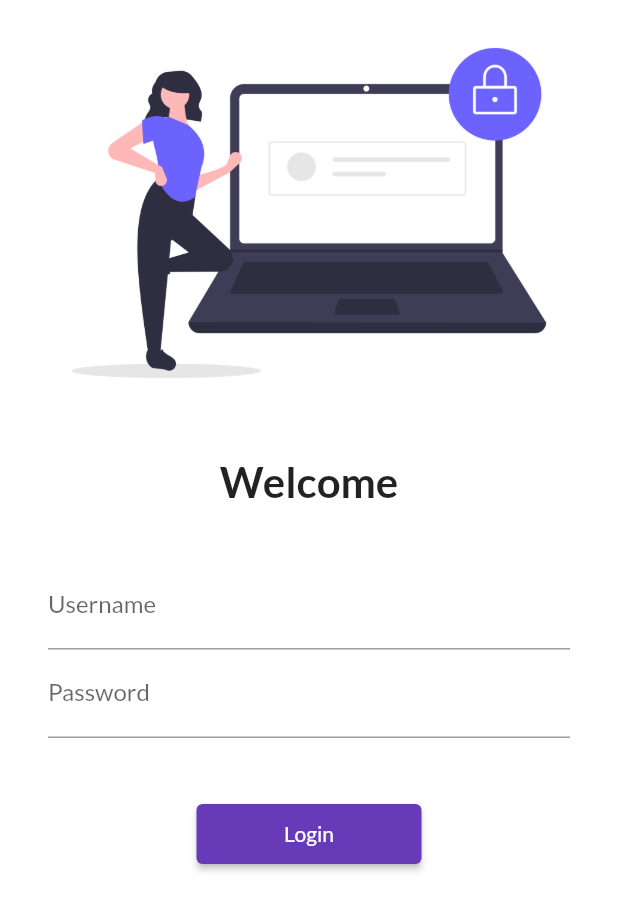
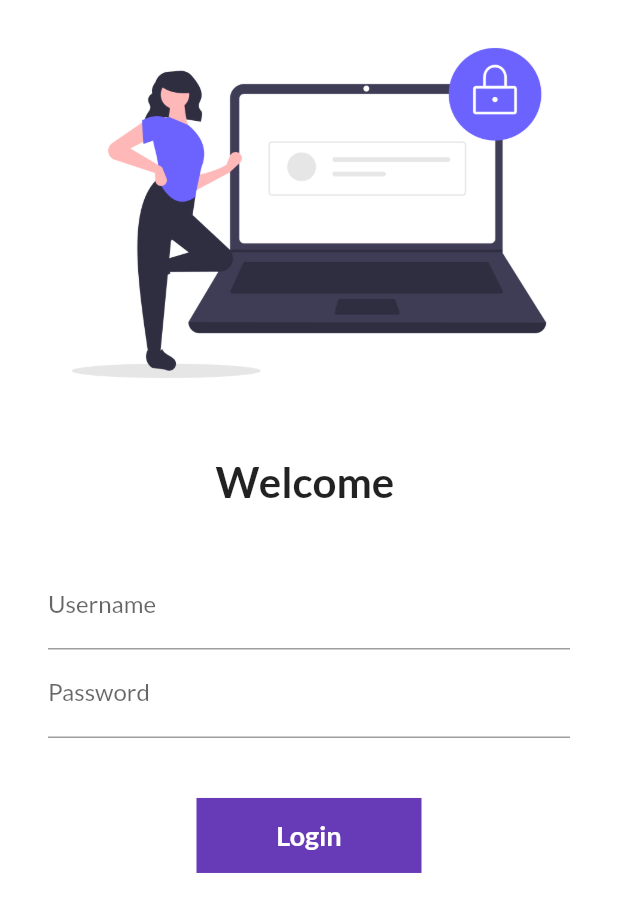
Before and after one commit to NikBoiiiii/Learning_Flutter, a Flutter app: the screen it shows after launch, on a phone screen of 412 x 824 dp. Shown: the top 912 px of the screen. Run offline on Flutter 3.47's test engine with Material 2 defaults, Android fonts, the phone set to English and light mode, and no system bars; our stand-ins replace google_fonts.

Commit message:
Day 6 Completed

```diff
--- a/lib/pages/login_page.dart
+++ b/lib/pages/login_page.dart
@@ -2,7 +2,15 @@ import "package:flutter/material.dart";
 
 import '../utils/routes.dart';
 
-class LoginPage extends StatelessWidget {
+class LoginPage extends StatefulWidget {
+  @override
+  State<LoginPage> createState() => _LoginPageState();
+}
+
+class _LoginPageState extends State<LoginPage> {
+  String name = "";
+  bool changeButton = false;
+
   @override
   Widget build(BuildContext context) {
     return Material(
@@ -18,7 +26,7 @@ class LoginPage extends StatelessWidget {
                 height: 20.0,
               ),
               Text(
-                "Welcome",
+                "Welcome $name",
                 style: TextStyle(
                   fontSize: 28,
                   fontWeight: FontWeight.bold,
@@ -37,6 +45,10 @@ class LoginPage extends StatelessWidget {
                         hintText: "Enter Username",
                         labelText: "Username",
                       ),
+                      onChanged: (value) {
+                        name = value;
+                        setState(() {});
+                      },
                     ),
                     TextFormField(
                       obscureText: true,
@@ -48,14 +60,51 @@ class LoginPage extends StatelessWidget {
                     SizedBox(
                       height: 40.0,
                     ),
-                    ElevatedButton(
-                        onPressed: () {
-                          Navigator.pushNamed(context, MyRoutes.homeRoute);
-                        },
-                        child: Text("Login"),
-                        style: TextButton.styleFrom(
-                          minimumSize: Size(150, 40),
-                        ))
+
+                    InkWell(
+                      onTap: () async {
+                        setState(() {
+                          changeButton = true;
+                        });
+
+                        await Future.delayed(Duration(seconds: 1));
+                        Navigator.pushNamed(context, MyRoutes.homeRoute);
+                      },
+                      child: AnimatedContainer(
+                        duration: Duration(seconds: 1),
+                        width: changeButton ? 50 : 150,
+                        height: 50,
+                        alignment: Alignment.center,
+                        child: changeButton
+                            ? Icon(
+                                Icons.done,
+                                color: Colors.white,
+                              )
+                            : Text(
+                                "Login",
+                                style: TextStyle(
+                                  color: Colors.white,
+                                  fontWeight: FontWeight.bold,
+                                  fontSize: 18,
+                                ),
+                              ),
+                        decoration: BoxDecoration(
+                            color: Colors.deepPurple,
+                            shape: changeButton
+                                ? BoxShape.circle
+                                : BoxShape.rectangle),
+                        // borderRadius:
+                        //     BorderRadius.circular(changeButton ? 20 : 8)),
+                      ),
+                    )
+                    // ElevatedButton(
+                    //     onPressed: () {
+                    //       Navigator.pushNamed(context, MyRoutes.homeRoute);
+                    //     },
+                    //     child: Text("Login"),
+                    //     style: TextButton.styleFrom(
+                    //       minimumSize: Size(150, 40),
+                    //     ))
                   ],
                 ),
               )
```
